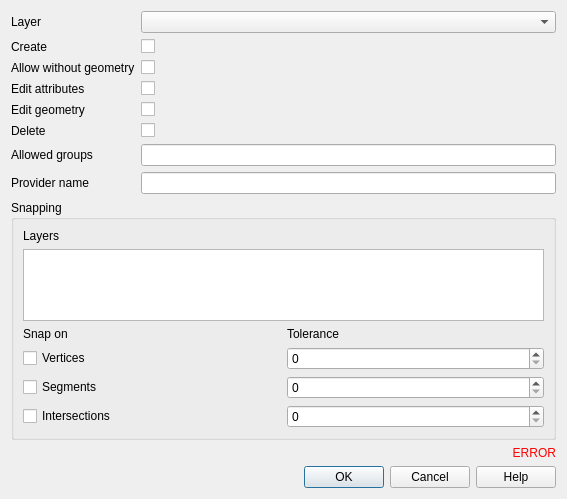
Above: lizmap/resources/ui/ui_form_edition.ui from 3liz/lizmap-plugin before the change. Below: the same form after it.
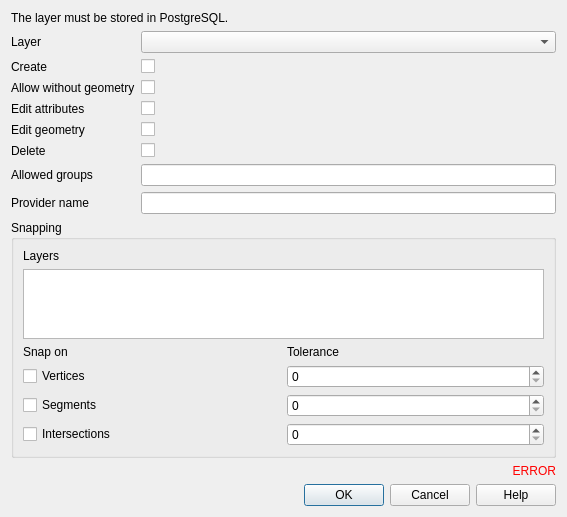
That is the form after the change. Custom widgets are drawn as their Qt base class.

Commit message: UX - Add sentence about PostgreSQL layer for editing capabilities

What changed in the file:
```diff
--- a/lizmap/resources/ui/ui_form_edition.ui
+++ b/lizmap/resources/ui/ui_form_edition.ui
@@ -14,6 +14,13 @@
    <string>Edition layer</string>
   </property>
   <layout class="QVBoxLayout" name="verticalLayout">
+   <item>
+    <widget class="QLabel" name="label_3">
+     <property name="text">
+      <string>The layer must be stored in PostgreSQL.</string>
+     </property>
+    </widget>
+   </item>
    <item>
     <layout class="QFormLayout" name="formLayout">
      <item row="0" column="0">
```
